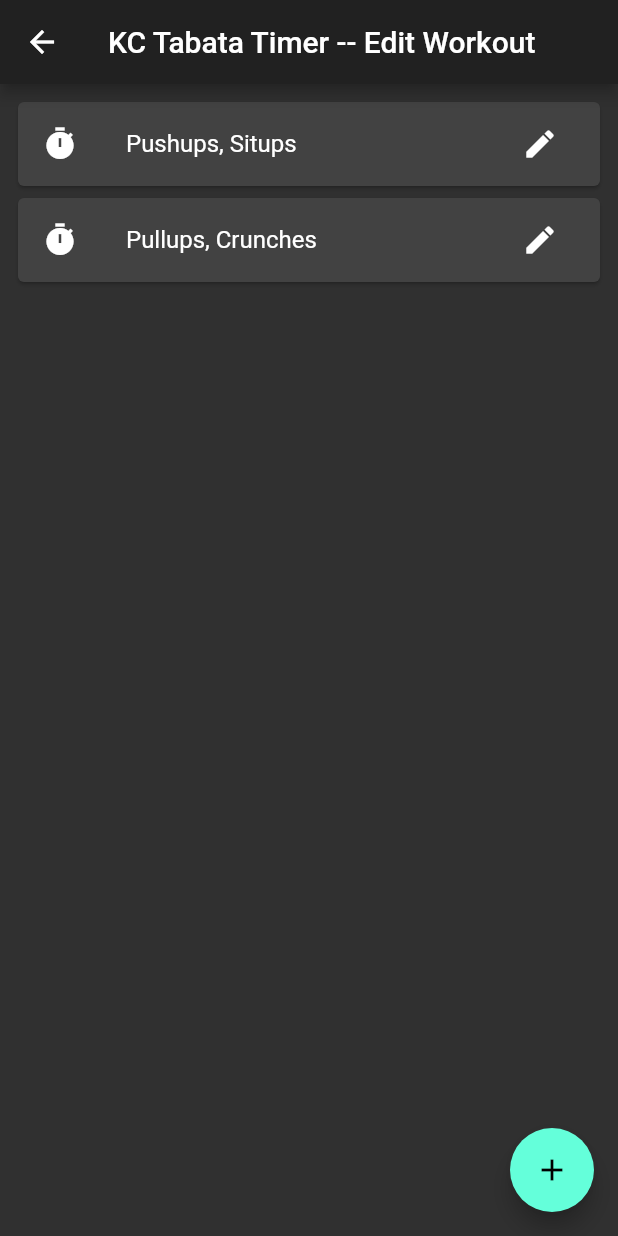
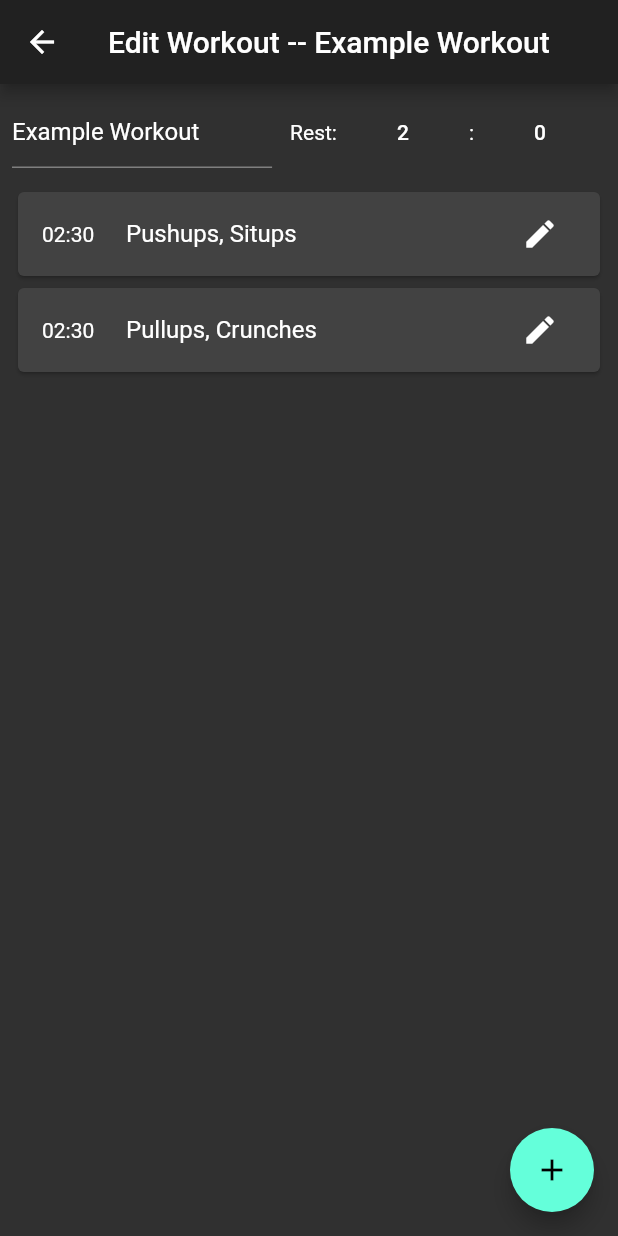
Before and after one commit to coreycarter10/kc_tabata_timer, a Flutter app: the screen it shows after launch, after a tap on the "edit" icon, on a phone screen of 412 x 824 dp. Run offline on Flutter 3.47's test engine with Material 2 defaults, Android fonts, the phone set to English and light mode, and no system bars; missing offline and left inert: flutter_material_pickers.

Commit message:
Added edit/add exercise capability

```diff
--- a/lib/main.dart
+++ b/lib/main.dart
@@ -20,7 +20,7 @@ class MyApp extends StatelessWidget {
         theme: ThemeData.dark(),
         routes: {
           WorkoutsPage.route: (_) => WorkoutsPage(title: appTitle),
-          EditWorkoutPage.route: (_) => EditWorkoutPage(title: appTitle),
+          EditWorkoutPage.route: (_) => EditWorkoutPage(),
           EditTabataPage.route: (_) => EditTabataPage(),
         },
       ),
--- a/lib/models/setup.dart
+++ b/lib/models/setup.dart
@@ -10,44 +10,37 @@ class AppModel {
   AppModel() {
     // mock data
     addWorkout(Workout(
-      "Workout 1",
+      "Example Workout",
       [
         Tabata(
           exercises: [
             "Pushups",
             "Situps",
           ],
-          exerciseDuration: const Duration(seconds: 20),
-          exerciseRestDuration: const Duration(seconds: 10),
-          sets: 4,
         ),
         Tabata(
           exercises: [
             "Pullups",
             "Crunches",
           ],
-          exerciseDuration: const Duration(seconds: 20),
-          exerciseRestDuration: const Duration(seconds: 10),
-          sets: 4,
         ),
       ],
-      const Duration(seconds: 10),
     ));
-
-    print(_workouts.first.tabatas.first.totalTime);
   }
 
   void addWorkout(Workout workout) => _workouts.add(workout);
-
   void clearCurrentWorkout() => currentWorkout = null;
+  void clearCurrentTabata() => currentTabata = null;
 }
 
 class Workout {
+  static const defaultRest = Duration(minutes: 2);
+
   String name;
   List<Tabata> tabatas;
   Duration tabataRestDuration;
 
-  Workout([this.name, this.tabatas, this.tabataRestDuration]);
+  Workout([this.name = '', this.tabatas, this.tabataRestDuration = defaultRest]);
 
   Duration get totalTime {
     final tabataDurations = tabatas.map((Tabata t) => t.totalTime).toList();
@@ -57,12 +50,21 @@ class Workout {
 }
 
 class Tabata {
-  final List<String> exercises;
-  final Duration exerciseDuration;
-  final Duration exerciseRestDuration;
-  final int sets;
+  static const defaultExercise = Duration(seconds: 30);
+  static const defaultRest = Duration(seconds: 10);
+  static const defaultSets = 2;
 
-  Tabata({this.exercises, this.exerciseDuration, this.exerciseRestDuration, this.sets});
+  List<String> exercises;
+  Duration exerciseDuration;
+  Duration exerciseRestDuration;
+  int sets;
+
+  Tabata({this.exercises, this.exerciseDuration = defaultExercise, this.exerciseRestDuration = defaultRest, this.sets = defaultSets}) {
+    exercises = exercises ?? [];
+  }
+
+  void add(String exercise) => exercises.add(exercise);
+  void remove(String exercise) => exercises.remove(exercise);
 
   Duration get totalTime {
     final totalSets = sets * exercises.length;
--- a/lib/pages/edit_workout_page.dart
+++ b/lib/pages/edit_workout_page.dart
@@ -2,20 +2,22 @@ import 'package:flutter/material.dart';
 import 'package:provider/provider.dart';
 
 import '../models/setup.dart';
+import '../utils/utils.dart';
+import '../widgets/min_sec_selector.dart';
 import 'edit_tabata_page.dart';
 
 class EditWorkoutPage extends StatefulWidget {
   static const route = '/editworkout';
 
-  final String title;
-
-  EditWorkoutPage({Key key, this.title}) : super(key: key);
+  EditWorkoutPage({Key key}) : super(key: key);
 
   @override
   _EditWorkoutPageState createState() => _EditWorkoutPageState();
 }
 
 class _EditWorkoutPageState extends State<EditWorkoutPage> {
+  final _nameTextCtrl = TextEditingController();
+
   Workout _workout;
 
   @override
@@ -24,20 +26,62 @@ class _EditWorkoutPageState extends State<EditWorkoutPage> {
 
     _workout = model.currentWorkout ?? Workout();
 
+    if (_nameTextCtrl.text.isEmpty && _workout.name.isNotEmpty) {
+      _nameTextCtrl.text = _workout.name;
+    }
+
     return Scaffold(
       appBar: AppBar(
-        title: Text("${widget.title} -- Edit Workout"),
+        title: Text("Edit Workout -- ${_workout.name}"),
       ),
-      body: Center(
+      body: Padding(
+        padding: const EdgeInsets.all(8),
+        child: Column(
+          children: <Widget>[
+            Row(
+              mainAxisAlignment: MainAxisAlignment.spaceBetween,
+              children: <Widget>[
+                Expanded(
+                  child: TextField(
+                    controller: _nameTextCtrl,
+                    decoration: InputDecoration(hintText: 'Workout Name'),
+                    onChanged: (String text) {
+                      setState(() {
+                        _workout.name = text;
+                      });
+                    },
+                  ),
+                ),
+                SizedBox(width: 12,),
+                Row(
+                  mainAxisSize: MainAxisSize.min,
+                  children: <Widget>[
+                    Text("Rest:"),
+                    MinSecSelector(
+                      duration: _workout.tabataRestDuration,
+                      onChanged: (Duration value) {
+                        setState(() {
+                          _workout.tabataRestDuration = value;
+                        });
+                      },
+                    ),
+                  ],
+                ),
+              ],
+            ),
+            const SizedBox(height: 12,),
+            Expanded(
               child: ListView.builder(
-          padding: const EdgeInsets.all(8),
                 itemCount: _workout.tabatas.length,
                 itemBuilder: (BuildContext context, int i) {
                   final tabata = _workout.tabatas[i];
 
                   return Card(
                     child: ListTile(
-                leading: const Icon(Icons.timer),
+                      leading: Column(
+                        mainAxisAlignment: MainAxisAlignment.center,
+                        children: <Widget>[Text(tabata.totalTime.format())],
+                      ),
                       title: Text(tabata.exercises.join(', ')),
                       trailing: IconButton(
                         icon: const Icon(Icons.edit),
@@ -52,9 +96,13 @@ class _EditWorkoutPageState extends State<EditWorkoutPage> {
                 },
               ),
             ),
+          ],
+        ),
+      ),
       floatingActionButton: FloatingActionButton(
         child: Icon(Icons.add),
         onPressed: () {
+          model.clearCurrentTabata();
           Navigator.pushNamed(context, EditTabataPage.route);
         },
       ),
--- a/lib/pages/workouts_page.dart
+++ b/lib/pages/workouts_page.dart
@@ -25,8 +25,7 @@ class _WorkoutsPageState extends State<WorkoutsPage> {
       appBar: AppBar(
         title: Text("${widget.title} -- Workouts"),
       ),
-      body: Center(
-        child: ListView.builder(
+      body: ListView.builder(
         padding: const EdgeInsets.all(8),
         itemCount: model.workouts.length,
         itemBuilder: (BuildContext context, int i) {
@@ -39,7 +38,7 @@ class _WorkoutsPageState extends State<WorkoutsPage> {
                 children: <Widget>[Text(workout.totalTime.format()),],
               ),
               title: Text(workout.name),
-                subtitle: Text('${workout.tabatas.length} tabatas'),
+              subtitle: Text('Tabatas: ${workout.tabatas.length}  Rest: ${workout.tabataRestDuration.format()}'),
               trailing: IconButton(
                 icon: const Icon(Icons.edit),
                 onPressed: () {
@@ -52,7 +51,6 @@ class _WorkoutsPageState extends State<WorkoutsPage> {
           );
         },
       ),
-      ),
       floatingActionButton: FloatingActionButton(
         child: Icon(Icons.add),
         onPressed: () {
--- /dev/null
+++ b/lib/widgets/min_sec_selector.dart
@@ -0,0 +1,52 @@
+import 'package:flutter/material.dart';
+import 'package:flutter_material_pickers/flutter_material_pickers.dart';
+
+import '../utils/utils.dart';
+
+class MinSecSelector extends StatelessWidget {
+  final Duration duration;
+  final ValueChanged<Duration> onChanged;
+
+  const MinSecSelector({Key key, @required this.duration, @required this.onChanged}) : super(key: key);
+
+  @override
+  Widget build(BuildContext context) {
+    return Row(
+      mainAxisSize: MainAxisSize.min,
+      children: <Widget>[
+        FlatButton(
+          child: Text(duration.minutes.toString()),
+          onPressed: () {
+            showMaterialNumberPicker(
+              context: context,
+              title: "Minutes",
+              minNumber: 0,
+              maxNumber: 60,
+              selectedNumber: duration.minutes,
+              onChanged: (int value) {
+                onChanged(duration.copyWith(minutes: value));
+              },
+            );
+          },
+        ),
+        const Text(':'),
+        FlatButton(
+          child: Text(duration.seconds.toString()),
+          onPressed: () {
+            showMaterialNumberPicker(
+              context: context,
+              title: "Seconds",
+              minNumber: 0,
+              maxNumber: 59,
+              selectedNumber: duration.seconds,
+              onChanged: (int value) {
+                onChanged(duration.copyWith(seconds: value));
+              },
+            );
+          },
+        ),
+
+      ],
+    );
+  }
+}
--- a/pubspec.yaml
+++ b/pubspec.yaml
@@ -8,6 +8,7 @@ environment:
 dependencies:
   flutter:
     sdk: flutter
+  flutter_material_pickers: ^1.3.0
   provider: ^4.0.5+1
   supercharged: ^1.5.1
 
```
Also changed, not shown: lib/dialogs/add_exercise_dialog.dart (+4 -3 lines), lib/pages/edit_tabata_page.dart (+95 -8 lines), lib/utils/utils.dart (+16 -0 lines), pubspec.lock. Lines whose indentation alone changed are shown as unchanged.
